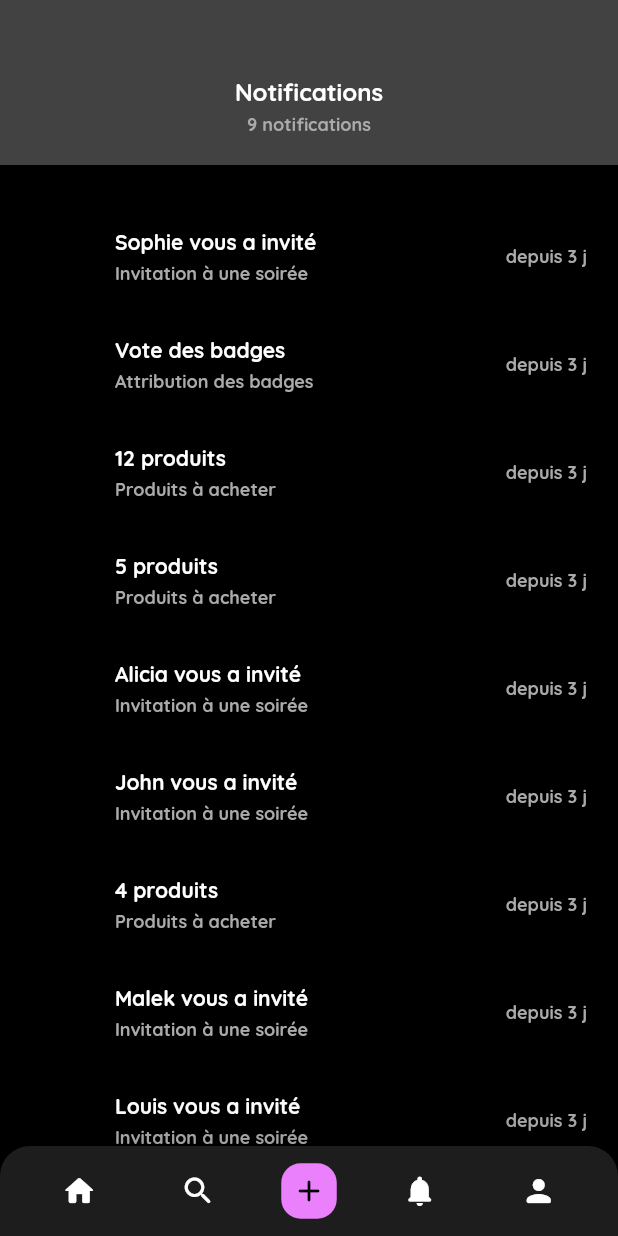
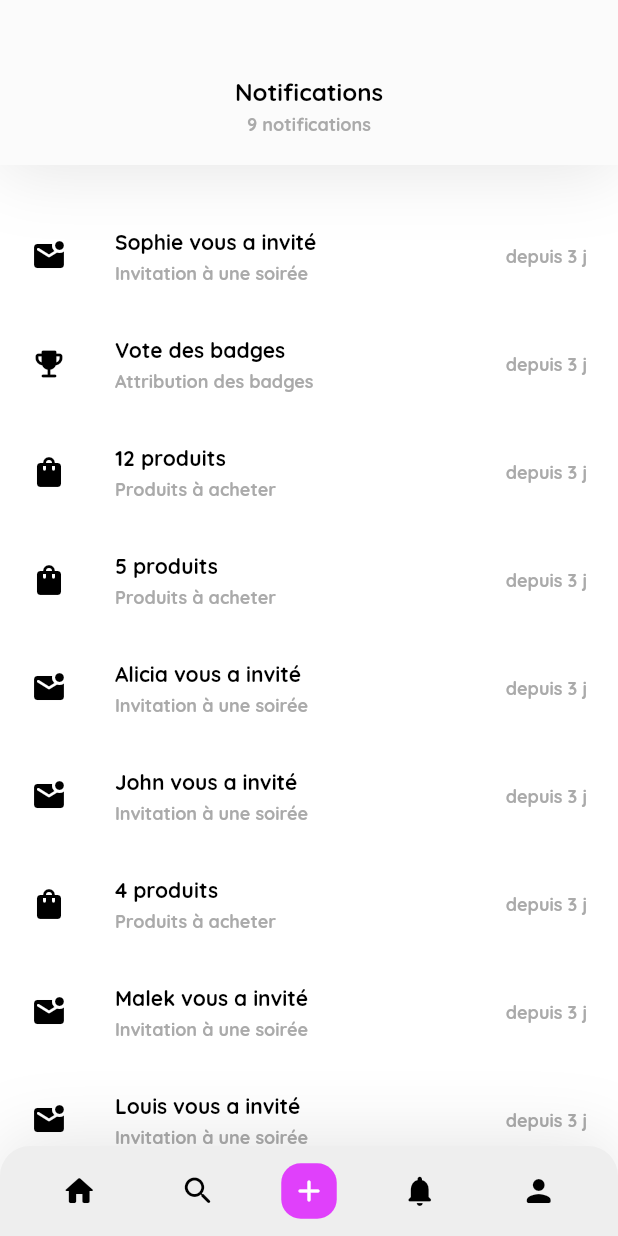
Before and after one commit to Louisp78/Fevly, a Flutter app: the NotificationsScreen screen opened by its route, on a phone screen of 412 x 824 dp. Run offline on Flutter 3.47's test engine with Material 2 defaults, Android fonts, the phone set to English and light mode, and no system bars; drawn by our look-alikes of auto_size_text; our stand-ins replace card_swiper, flutter_svg, google_fonts; project files that could hold a hidden picture were left out.

Commit message:
:sparkles: link screens + :wrench: small fix

```diff
--- a/fevly/lib/models/dynamic_theme_mode.dart
+++ b/fevly/lib/models/dynamic_theme_mode.dart
@@ -4,7 +4,7 @@ import 'package:flutter/material.dart';
 /// Using provider
 class DynamicThemeMode extends ChangeNotifier
 {
-  ThemeMode _mode = ThemeMode.dark;
+  ThemeMode _mode = ThemeMode.light;
 
   ThemeMode get mode => _mode;
 
--- a/fevly/lib/routes.dart
+++ b/fevly/lib/routes.dart
@@ -1,14 +1,11 @@
 import 'package:fevly/models/guest_list.dart';
-import 'package:fevly/models/product_list.dart';
 import 'package:fevly/models/user.dart';
 import 'package:fevly/screens/condition_of_use/condition_of_use_screen.dart';
 import 'package:fevly/screens/dashboard/dashboard_screen.dart';
 import 'package:fevly/screens/login/login_screen.dart';
-import 'package:fevly/screens/my_lists/my_lists_screen.dart';
 import 'package:fevly/screens/notifications/notifications_screen.dart';
 import 'package:fevly/screens/party/party_screen.dart';
 import 'package:fevly/screens/party_info/party_info_screen.dart';
-import 'package:fevly/screens/product_list/product_list_screen.dart';
 import 'package:fevly/screens/profile/profile_screen.dart';
 import 'package:fevly/screens/search/search_screen.dart';
 import 'package:fevly/screens/signin/signin_step1/signin_step1_screen.dart';
--- a/fevly/lib/screens/dashboard/dashboard_parties/components/custom_party_item.dart
+++ b/fevly/lib/screens/dashboard/dashboard_parties/components/custom_party_item.dart
@@ -25,7 +25,9 @@ class CustomPartyItem extends StatelessWidget {
     final TextTheme textTheme =
         GoogleFonts.quicksandTextTheme(Theme.of(context).textTheme);
     final ThemeColor themeColor = initThemeColor(context: context);
-    return Stack(
+    return InkWell(
+      onTap: () => Navigator.pushNamed(context, '/party'),
+      child: Stack(
         alignment: Alignment.topRight,
         children: [
           Container(
@@ -136,6 +138,7 @@ class CustomPartyItem extends StatelessWidget {
               right: size.width * 0.03,
               child: buildNotificationCounter(size, textTheme, context))
         ],
+      ),
     );
   }
 
--- a/fevly/lib/screens/notifications/components/body.dart
+++ b/fevly/lib/screens/notifications/components/body.dart
@@ -3,7 +3,7 @@ import 'package:fevly/components/custom_bottom_bar.dart';
 import 'package:fevly/constant.dart';
 import 'package:fevly/models/custom_notification.dart';
 import 'package:fevly/screens/notifications/components/custom_notification_item.dart';
-import 'package:fevly/styles/theme.dart';
+import 'package:fevly/styles/colors.dart';
 import 'package:flutter/material.dart';
 
 class Body extends StatelessWidget {
@@ -14,6 +14,7 @@ class Body extends StatelessWidget {
   @override
   Widget build(BuildContext context) {
     final Size size = MediaQuery.of(context).size;
+    final ThemeColor themeColor = initThemeColor(context: context);
     return SizedBox(
       height: size.height,
       child: Stack(
```
Also changed, not shown: fevly/lib/screens/party/components/body.dart (+17 -5 lines). Lines whose indentation alone changed are shown as unchanged.
